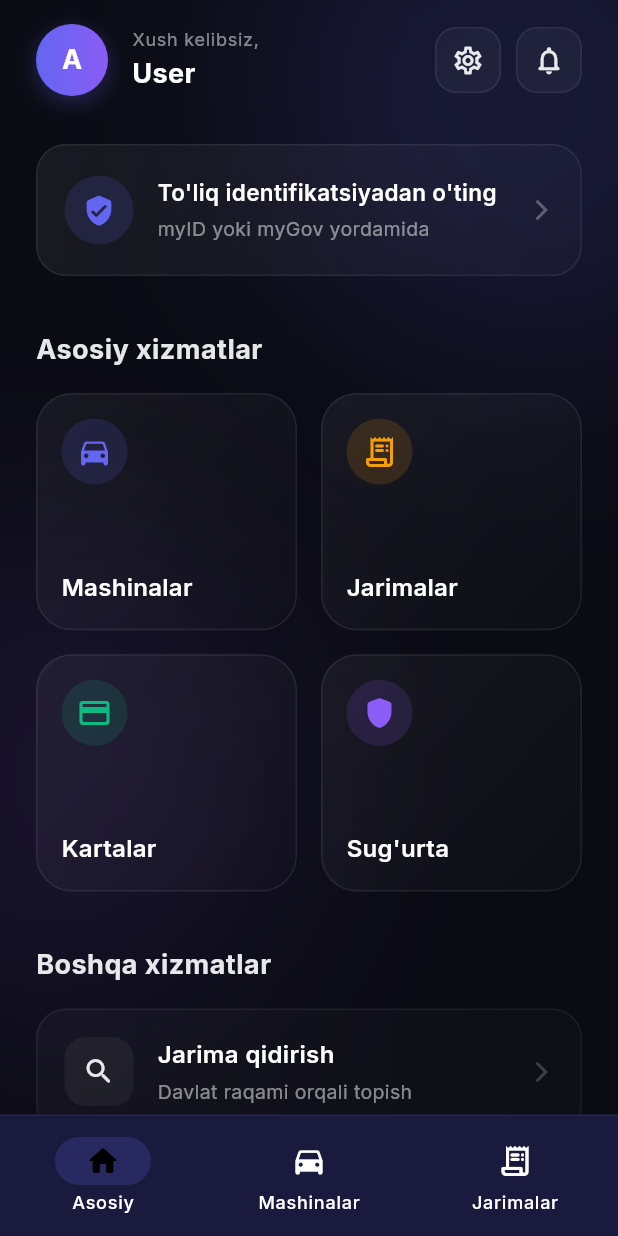
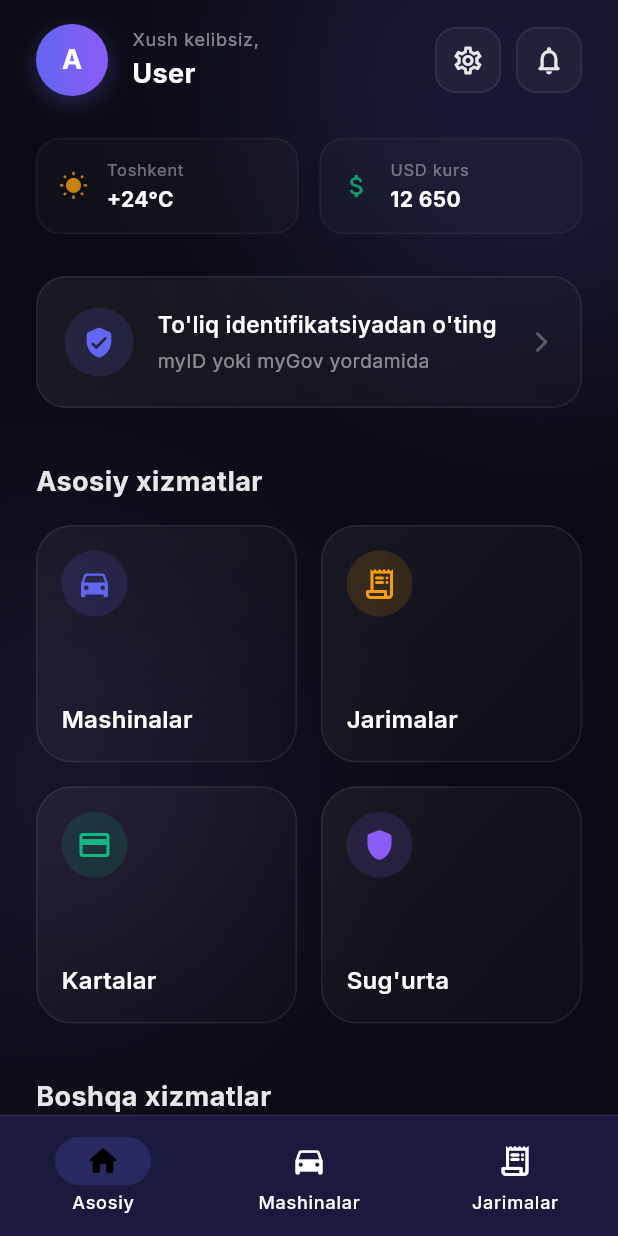
Before and after one commit to Jasurbek414/DriveON, a Flutter app: the HomeScreen screen opened by its route, on a phone screen of 412 x 824 dp. Run offline on Flutter 3.47's test engine with Material 3 defaults, Android fonts, the phone set to English and light mode, and no system bars; our stand-ins replace go_router, google_fonts, shared_preferences; accounts and stored records are empty; network calls fail.

Commit message:
Add minimalist weather and currency indicators

```diff
--- a/mobile/lib/screens/home_screen.dart
+++ b/mobile/lib/screens/home_screen.dart
@@ -66,7 +66,17 @@ class _HomeScreenState extends State<HomeScreen> {
                   ],
                 ),
               ]),
-              const SizedBox(height: 32),
+              const SizedBox(height: 28),
+
+              // Weather & Currency (Minimalist Info Row)
+              Row(
+                children: [
+                  Expanded(child: _miniWidget(Icons.wb_sunny_rounded, "Toshkent", "+24°C", AppColors.warning)),
+                  const SizedBox(width: 14),
+                  Expanded(child: _miniWidget(Icons.attach_money_rounded, "USD kurs", "12 650", AppColors.success)),
+                ],
+              ),
+              const SizedBox(height: 28),
 
               // myID Banner (Premium Glass)
               Container(
@@ -174,4 +184,29 @@ class _HomeScreenState extends State<HomeScreen> {
       ]),
     ));
   }
+
+  Widget _miniWidget(IconData icon, String title, String value, Color color) {
+    return Container(
+      padding: const EdgeInsets.symmetric(horizontal: 14, vertical: 12),
+      decoration: BoxDecoration(
+        color: Colors.white.withOpacity(0.02),
+        borderRadius: BorderRadius.circular(16),
+        border: Border.all(color: Colors.white.withOpacity(0.05)),
+      ),
+      child: Row(
+        children: [
+          Icon(icon, color: color.withOpacity(0.8), size: 20),
+          const SizedBox(width: 12),
+          Column(
+            crossAxisAlignment: CrossAxisAlignment.start,
+            children: [
+              Text(title, style: TextStyle(color: Colors.white.withOpacity(0.4), fontSize: 11, letterSpacing: 0.5)),
+              const SizedBox(height: 2),
+              Text(value, style: const TextStyle(color: Colors.white, fontSize: 14, fontWeight: FontWeight.bold, letterSpacing: 0.3)),
+            ],
+          ),
+        ],
+      ),
+    );
+  }
 }
```
